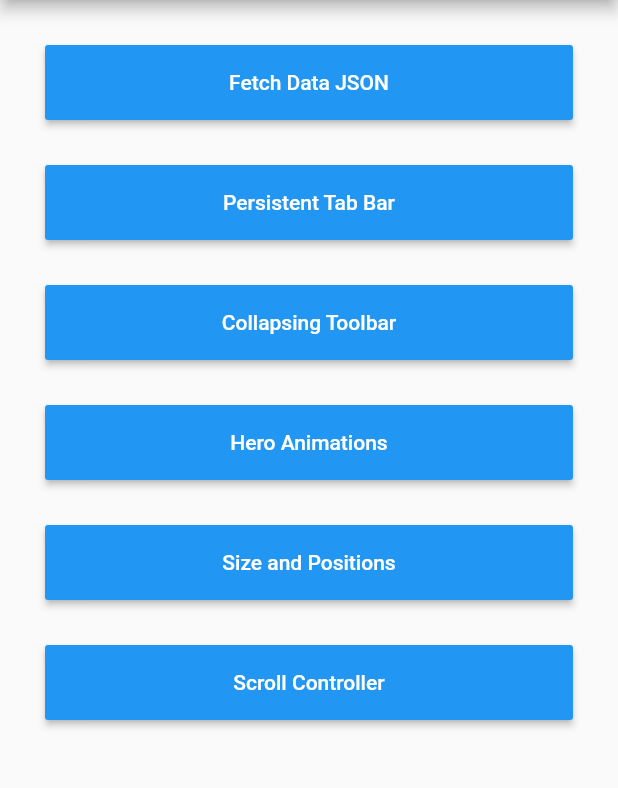
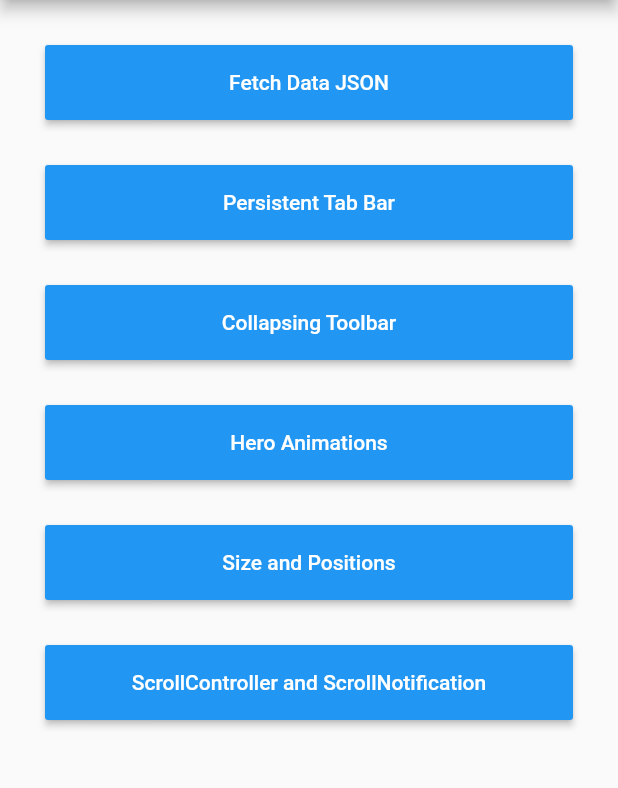
Before and after one commit to diegoveloper/flutter-samples, a Flutter app: the screen it shows after launch, on a phone screen of 412 x 824 dp, the part 84-872 px from its top. Run offline on Flutter 3.47's test engine with Material 2 defaults, Android fonts, the light colour scheme and no system bars.

```diff
--- a/lib/main.dart
+++ b/lib/main.dart
@@ -66,7 +66,7 @@ class MyAppState extends State<MyApp> {
               },
             ),
             MyMenuButton(
-              title: "Scroll Controller",
+              title: "ScrollController and ScrollNotification",
               actionTap: () {
                 onButtonTap(MainScrollController());
               },
```
Also changed, not shown: 1 other file.
